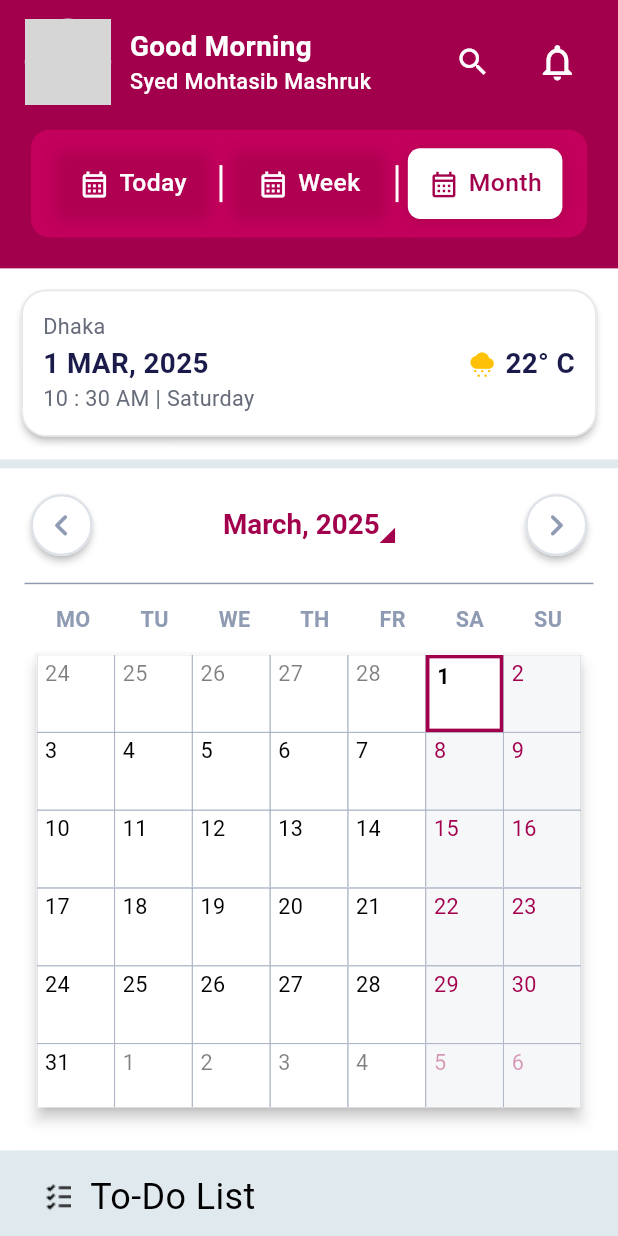
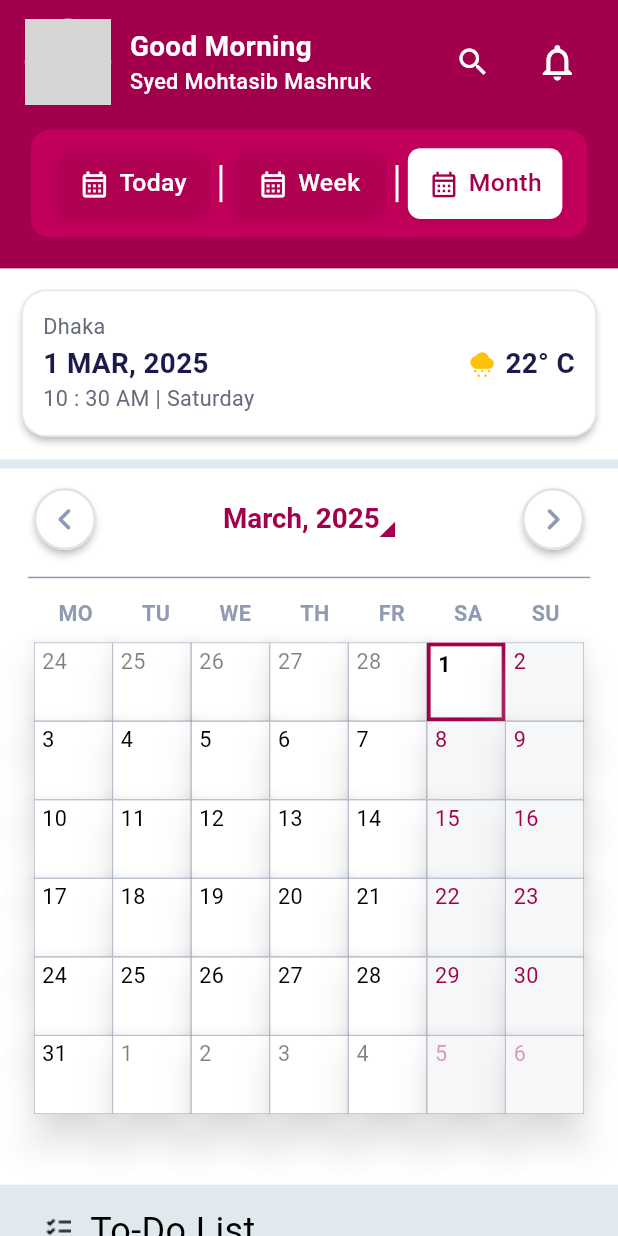
Before and after one commit to IftikharSikder/calendar_project, a Flutter app: the CalendarScreen screen opened directly, on a phone screen of 412 x 824 dp. Run offline on Flutter 3.47's test engine with Material 3 defaults, Android fonts, the phone set to English and light mode, and no system bars; our stand-ins replace cloud_firestore, firebase_auth, firebase_core, firebase_storage, flutter_colorpicker, flutter_staggered_animations and 7 more; accounts and stored records are empty; network calls fail; grey boxes are pictures that could not be loaded.

Commit message:
Monthly calendar builder modified

```diff
--- a/lib/features/calendar/custom_widgets/monthly_calendar_builder.dart
+++ b/lib/features/calendar/custom_widgets/monthly_calendar_builder.dart
@@ -272,22 +272,22 @@ class MonthlyCalendarBuilder extends StatelessWidget {
     final primaryColor = Theme.of(context).primaryColor;
     final isLightMode = Theme.of(context).brightness == Brightness.light;
     final screenWidth = MediaQuery.of(context).size.width;
-    final screenHeight = MediaQuery.of(context).size.height;
+
+    return Obx(() {
       final days = calendarController.daysInMonth;
+      const int crossAxisCount = 7;
+      final int rowCount = (days.length / crossAxisCount).ceil();
+      final double childAspectRatio = 1.0;
+      final double itemHeight = screenWidth / crossAxisCount * childAspectRatio;
+      final double gridHeight = itemHeight * rowCount;
 
-    return Obx(()=>Column(
+      return Column(
         mainAxisSize: MainAxisSize.min,
         children: [
-        Card(
-          elevation: 0,
-          child: Container(
-            height: days.length==35?screenHeight * .4635:screenHeight * .526,
-            padding: EdgeInsets.only(bottom: screenWidth * 0.03),
-            decoration: BoxDecoration(
-              color: Colors.white,
-              // borderRadius: BorderRadius.circular(screenWidth * 0.04),
-            ),
+          Padding(
+            padding: EdgeInsets.symmetric(horizontal: screenWidth * 0.015),
             child: Column(
+              mainAxisSize: MainAxisSize.min, // Added to make height automatic
               children: [
                 Padding(
                   padding: EdgeInsets.only(
@@ -380,28 +380,22 @@ class MonthlyCalendarBuilder extends StatelessWidget {
                   ))
                       .toList(),
                 ),
-                Obx(() {
-                  return Flexible(
-                    child: Padding(
+                Padding(
                   padding: EdgeInsets.symmetric(
                       horizontal: screenWidth * 0.04,
                       vertical: screenWidth * 0.02),
-                      child: Card(
-                        color: Colors.white,
-                        shape: RoundedRectangleBorder(
-                          borderRadius: BorderRadius.circular(0),
-                        ),
-                        elevation: 4,
+                  child: SizedBox( // Changed Container to SizedBox and added height
+                    height: gridHeight,
                     child: AnimationLimiter(
                       child: GridView.builder(
-                            shrinkWrap: true,
+                        shrinkWrap: false, // Set to false to fill SizedBox
                         physics: const NeverScrollableScrollPhysics(),
                         gridDelegate:
                         SliverGridDelegateWithFixedCrossAxisCount(
                           mainAxisSpacing: 0,
                           crossAxisSpacing: 0,
-                              crossAxisCount: 7,
-                              childAspectRatio: 1,
+                          crossAxisCount: crossAxisCount,
+                          childAspectRatio: childAspectRatio,
                         ),
                         itemCount: days.length,
                         itemBuilder: (context, index) {
@@ -411,6 +405,10 @@ class MonthlyCalendarBuilder extends StatelessWidget {
                             child: ScaleAnimation(
                               duration: Duration(milliseconds: 700),
                               child: FadeInAnimation(
+                                child: Material(
+                                  color: Colors.white,
+                                  elevation: 10,
+                                  shadowColor: Colors.white,
                                   child: GetBuilder<CalendarController>(
                                     builder: (controller) {
                                       final today = DateTime.now();
@@ -475,9 +473,7 @@ class MonthlyCalendarBuilder extends StatelessWidget {
                                                       isSaturday) &&
                                                       !isCurrentMonth
                                                       ? primaryColor
-                                                        .withValues(
-                                                        alpha:
-                                                        .4)
+                                                      .withOpacity(0.4)
                                                       : isCurrentMonth
                                                       ? Theme.of(
                                                       context)
@@ -529,16 +525,14 @@ class MonthlyCalendarBuilder extends StatelessWidget {
                                   ),
                                 ),
                               ),
+                            ),
                           );
                         },
                       ),
                     ),
                   ),
                 ),
-                  );
-                }),
               ],
-            ),
             ),
           ),
           Container(
@@ -564,43 +558,13 @@ class MonthlyCalendarBuilder extends StatelessWidget {
           SizedBox(
             height: 12,
           ),
-        Card(
-          margin: EdgeInsets.symmetric(horizontal: screenWidth * 0.04),
-          elevation: 2,
-          shape: RoundedRectangleBorder(
-            borderRadius: BorderRadius.circular(screenWidth * 0.03),
-            side: BorderSide(
-              color: Colors.grey.withOpacity(0.25),
-            ),
-          ),
-          child: Container(
-            padding: EdgeInsets.all(screenWidth * 0.03),
-            decoration: BoxDecoration(
-              color: isLightMode ? Colors.white : Colors.grey[800],
-              borderRadius: BorderRadius.circular(screenWidth * 0.03),
-            ),
-            child: Column(
-              crossAxisAlignment: CrossAxisAlignment.start,
-              children: [
-                Text(
-                  'Events',
-                  style: TextStyle(
-                    fontSize: screenWidth * 0.045,
-                    fontWeight: FontWeight.bold,
-                    color: primaryColor,
-                  ),
-                ),
-                SizedBox(height: screenWidth * 0.02),
           Obx(() {
             final selectedDateEvents = calendarController
                 .getEventsForDate(calendarController.selectedDate.value);
             return _buildEventList(context, selectedDateEvents);
           }),
         ],
-            ),
-          ),
-        ),
-      ],
-    ));
+      );
+    });
   }
 }
--- a/lib/features/calendar/custom_widgets/weekly_calendar_builder.dart
+++ b/lib/features/calendar/custom_widgets/weekly_calendar_builder.dart
@@ -215,14 +215,12 @@ class WeeklyCalendarBuilder extends StatelessWidget {
                 ),
                 Expanded(
                   child: Obx(() {
-                    // Calculate the start of the week based on selected date
                     final startOfWeek = calendarController.selectedDate.value
                         .subtract(Duration(
                             days:
                                 calendarController.selectedDate.value.weekday -
                                     1));
 
-                    // Generate a list of 7 days for the week
                     final daysInWeek = List.generate(
                       7,
                       (index) => startOfWeek.add(Duration(days: index)),
```
Also changed, not shown: 1 other file. Lines whose indentation alone changed are shown as unchanged.
